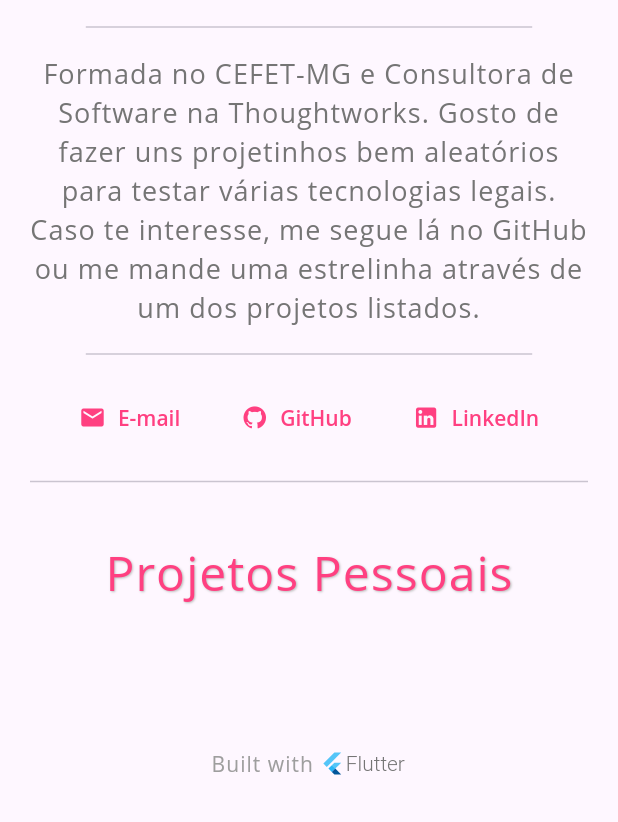
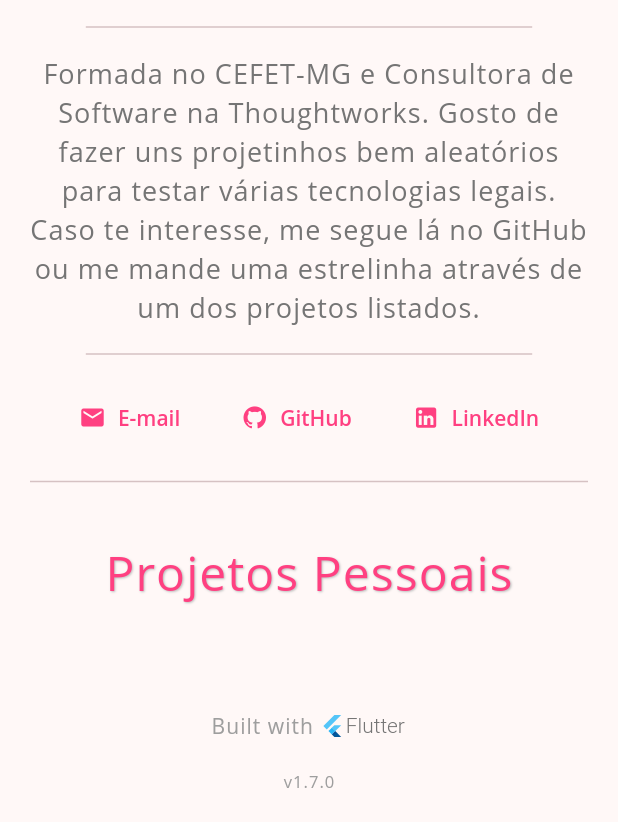
Before and after one commit to MeiFagundes/Portfolio, a Flutter app: the screen it shows after launch, on a phone screen of 412 x 824 dp, the part 414-1236 px from its top. Run offline on Flutter 3.47's test engine with Material 3 defaults, Android fonts, the phone set to English and light mode, and no system bars; our stand-ins replace cloud_firestore, firebase_core; accounts and stored records are empty; statements that could not run were skipped.

Commit message:
Design changes v.1.7.1

```diff
--- a/lib/main.dart
+++ b/lib/main.dart
@@ -18,7 +18,8 @@ class MyApp extends StatelessWidget {
       title: 'Mei Fagundes',
       theme: ThemeData(
         fontFamily: 'OpenSans',
-        primarySwatch: Colors.pink,
+        colorScheme: ColorScheme.fromSeed(
+            seedColor: Colors.pink, brightness: Brightness.light),
         visualDensity: VisualDensity.adaptivePlatformDensity,
         iconTheme: IconThemeData(color: Colors.pinkAccent, size: 25),
         buttonTheme: ButtonThemeData(
--- a/lib/utils/url_util.dart
+++ b/lib/utils/url_util.dart
@@ -4,8 +4,6 @@ class UrlUtil {
   static final String urlEmail = 'mailto:mei@meifagundes.com';
   static final String urlGithub = 'https://github.com/MeiFagundes';
   static final String urlLinkedin = 'https://www.linkedin.com/in/meifagundes';
-  static final String urlMetaProject =
-      'https://github.com/MeiFagundes/Portfolio';
 
   static Future<void> openURI(String uri, {bool encode = true}) async {
     var parsedUri = Uri.parse(uri);
--- a/lib/views/home/home_view.dart
+++ b/lib/views/home/home_view.dart
@@ -76,11 +76,7 @@ class Home extends StatelessWidget {
   }
 
   Widget get sourceButton {
-    return Padding(
-      padding: const EdgeInsets.only(top: 15),
-      child: TextButton(
-        onPressed: () => UrlUtil.openURI(UrlUtil.urlMetaProject),
-        child: Row(
+    return Row(
       mainAxisSize: MainAxisSize.min,
       children: [
         Text(
@@ -94,25 +90,17 @@ class Home extends StatelessWidget {
         ),
         FlutterLogo(size: 58, style: FlutterLogoStyle.horizontal),
       ],
-        ),
-        style: ButtonStyle(
-          padding: WidgetStateProperty.all<EdgeInsets>(EdgeInsets.all(10)),
-        ),
-      ),
     );
   }
 
   Widget get versionNumber {
-    return Padding(
-      padding: const EdgeInsets.only(top: 0),
-      child: Text(
-        'v1.6.0',
+    return Text(
+      'v1.7.0',
       style: TextStyle(
-          fontSize: 14,
+        fontSize: 11,
         fontWeight: FontWeight.w400,
         color: Colors.grey,
         letterSpacing: 0.7,
-        ),
       ),
     );
   }
--- a/lib/views/home/project_list/project_card.dart
+++ b/lib/views/home/project_list/project_card.dart
@@ -54,7 +54,7 @@ class ProjectCard extends StatelessWidget {
         Row(
           mainAxisSize: MainAxisSize.min,
           mainAxisAlignment: MainAxisAlignment.start,
-          crossAxisAlignment: CrossAxisAlignment.start,
+          crossAxisAlignment: CrossAxisAlignment.center,
           children: [
             Column(
               crossAxisAlignment: CrossAxisAlignment.start,
```
Also changed, not shown: firebase.json (added), lib/firebase_options.dart (added), 1 other file. Lines whose indentation alone changed are shown as unchanged.
